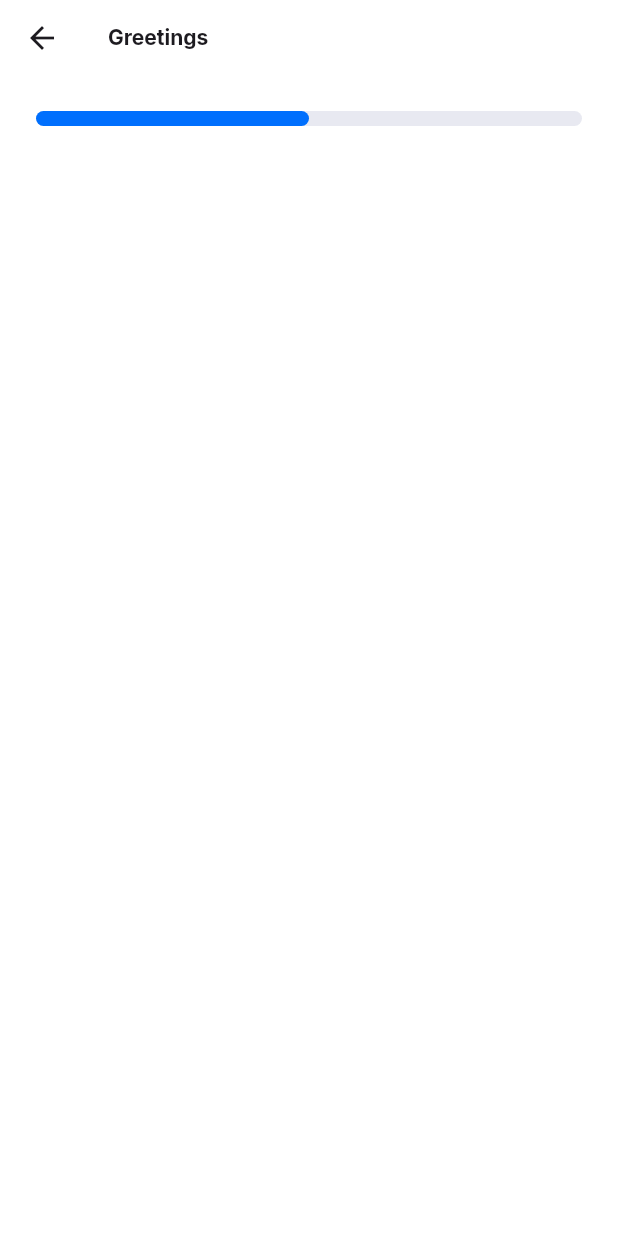
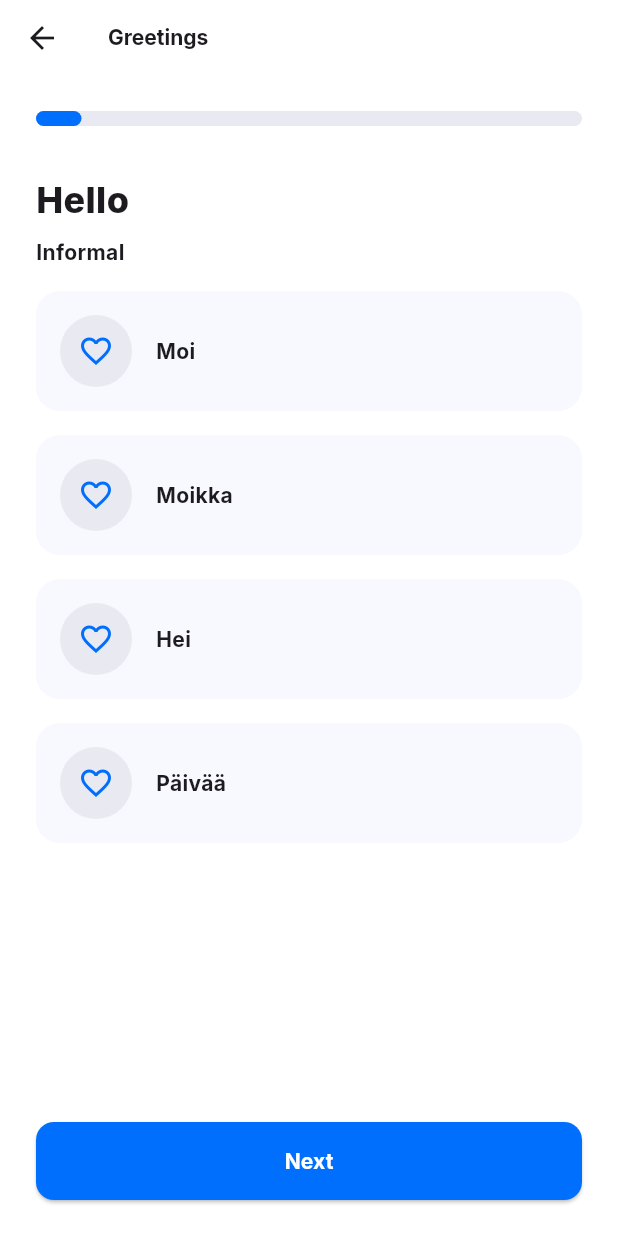
Before and after one commit to gianlucaromeo/finnish-survival, a Flutter app: the screen it shows after launch, after a tap on the "keyboard arrow right" icon, on a phone screen of 412 x 824 dp. Run offline on Flutter 3.47's test engine with Material 3 defaults, Android fonts, the phone set to English and light mode, and no system bars; our stand-ins replace google_fonts.

Commit message:
Added first draft of learn_topic_page

```diff
--- a/finnish_survival/lib/mock_data.dart
+++ b/finnish_survival/lib/mock_data.dart
@@ -1,69 +1,72 @@
-final topics = {
+final topicsFormalInformal = {
   "Greetings": {
     "id": "greetings",
     "learn": {
       "Hello": {
         "id": "hello",
-        "formal": ["Moi", "Moikka", "Hei", "Päivää"],
-        "informal": ["Moro", "Moi", "Heippa", "Heihei"],
+        "informal": ["Moi", "Moikka", "Hei", "Päivää"],
+        "formal": ["Moro", "Moi", "Heippa", "Heihei"],
       },
       "Goodbye": {
         "id": "goodbye",
+        "informal": ["Moikka", "Heippa", "Heihei"],
         "formal": ["Näkemiin", "Hyvästi", "Hei hei"],
-        "informal": ["Moikka", "Heippa", "Heihei"],
       },
       "Thank you": {
         "id": "thank_you",
+        "informal": ["Kiitti", "Kiitos", "Kiitos paljon"],
         "formal": ["Kiitos", "Suuret kiitokset", "Paljon ki"],
-        "informal": ["Kiitti", "Kiitos", "Kiitos paljon"],
       },
       "You're welcome": {
         "id": "youre_welcome",
+        "informal": ["Eipä kestä", "Ei kestä", "Ole hyvä"],
         "formal": ["Ole hyvä", "Ei kestä", "Eipä kestä"],
-        "informal": ["Eipä kestä", "Ei kestä", "Ole hyvä"],
       },
       "Excuse me": {
         "id": "excuse_me",
+        "informal": ["Anteeksi", "Anteeksi, että häiritsen"],
         "formal": ["Anteeksi", "Anteeksi, että häiritsen"],
-        "informal": ["Anteeksi", "Anteeksi, että häiritsen"],
       },
       "I'm sorry": {
         "id": "im_sorry",
+        "informal": ["Olen pahoillani", "Anteeksi"],
         "formal": ["Olen pahoillani", "Anteeksi"],
-        "informal": ["Olen pahoillani", "Anteeksi"],
       },
     },
-    "practice": {
-      "1": {
-        "id": "practice_1",
-        "question": "How do you say 'Hello' in Finnish?",
-        "answers": ["Moi", "Anteeksi", "Kiitos", "Minä"],
-        "correct": "Moi",
-      },
-      "2": {
-        "id": "practice_2",
-        "question": "How do you say 'Goodbye' in Finnish?",
-        "answers": ["Näkemiin", "Hei", "Moi", "Heippa"],
-        "correct": "Näkemiin",
-      },
-    }
   },
   "Family": {
     "id": "family",
-  },
-  "Numbers": {
-    "id": "numbers",
-  },
-  "Days of the Week": {
-    "id": "days_of_the_week",
-  },
-  "Verb To Be": {
-    "id": "verb_to_be",
-  },
-  "Verb To Have": {
-    "id": "verb_to_have",
-  },
-  "Verb To Do": {
-    "id": "verb_to_do",
+    "learn": {
+      "Mother": {
+        "id": "mother",
+        "informal": ["Äiti", "Mutsi", "Äiskä"],
+        "formal": ["Äiti", "Äitini", "Äitimuori"],
+      },
+      "Father": {
+        "id": "father",
+        "informal": ["Isä", "Iskä", "Isi"],
+        "formal": ["Isä", "Isäni", "Isukki"],
+      },
+      "Brother": {
+        "id": "brother",
+        "informal": ["Veli", "Velipoika", "Veljenpoika"],
+        "formal": ["Veli", "Veljeni", "Velipoikani"],
+      },
+      "Sister": {
+        "id": "sister",
+        "informal": ["Sisko", "Siskopuoli", "Siskontytär"],
+        "formal": ["Sisko", "Siskoni", "Siskopuoleni"],
+      },
+      "Grandmother": {
+        "id": "grandmother",
+        "informal": ["Mummi", "Mummo", "Isoäiti"],
+        "formal": ["Mummi", "Isoäiti", "Mummoni"],
+      },
+      "Grandfather": {
+        "id": "grandfather",
+        "informal": ["Pappa", "Vaari", "Isoisä"],
+        "formal": ["Pappa", "Isoisä", "Pappani"],
+      },
+    },
   },
 };
--- a/finnish_survival/lib/screens/learn_page.dart
+++ b/finnish_survival/lib/screens/learn_page.dart
@@ -16,7 +16,7 @@ class LearnPage extends StatelessWidget {
     return Scaffold(
       /// TOP BAR
       appBar: const CustomAppBar(
-        title: "Lorem ipsum",
+        title: "Learn",
       ),
 
       /// OTHER
@@ -30,7 +30,7 @@ class LearnPage extends StatelessWidget {
           children: [
             /// TITLE
             Text(
-              "Lorem ipsum dolor sit amet?",
+              "What do you want to learn today?",
               style: AppFonts.h1,
             ),
 
--- a/finnish_survival/lib/screens/learn_topic_page.dart
+++ b/finnish_survival/lib/screens/learn_topic_page.dart
@@ -1,8 +1,77 @@
+import 'dart:developer';
+
 import 'package:finnish_survival/config/theme.dart';
+import 'package:finnish_survival/extensions.dart';
+import 'package:finnish_survival/mock_data.dart';
 import 'package:finnish_survival/widgets/app_bar.dart';
 import 'package:flutter/material.dart';
 
-class LearnTopicPage extends StatelessWidget {
+class _LearnTopicItem extends StatelessWidget {
+  const _LearnTopicItem({
+    required this.isFavorite,
+    required this.title,
+    required this.onFavoriteTap,
+  });
+
+  final bool isFavorite;
+  final String title;
+  final Function onFavoriteTap;
+
+  @override
+  Widget build(BuildContext context) {
+    return Padding(
+      padding: 16.0.paddingOnlyBottom,
+      child: Row(
+        children: [
+          /// ITEM
+          Expanded(
+            child: Container(
+              decoration: BoxDecoration(
+                color: AppColors.neutralLightLight,
+                borderRadius: BorderRadius.circular(16.0),
+              ),
+              padding: 16.0.paddingAll,
+              child: Row(
+                children: [
+                  /// ICON
+                  Container(
+                    decoration: BoxDecoration(
+                      shape: BoxShape.circle,
+                      color: AppColors.neutralLightMedium,
+                    ),
+                    child: IconButton(
+                      onPressed: () {
+                        log(name: "LearnItem / Favorite Icon", "Tapped");
+                        onFavoriteTap.call();
+                      },
+                      icon: isFavorite
+                          ? const Icon(Icons.favorite_outlined)
+                          : const Icon(Icons.favorite_border_outlined),
+                      color: AppColors.highlightsDarkest,
+                    ),
+                  ),
+                  16.0.horizontalSpace,
+
+                  /// TITLE
+                  Expanded(
+                    child: Text(
+                      title,
+                      maxLines: 3,
+                      overflow: TextOverflow.ellipsis,
+                      style: AppFonts.h4,
+                    ),
+                  ),
+                ],
+              ),
+            ),
+          ),
+        ],
+      ),
+    );
+  }
+}
+
+class LearnTopicPage extends StatefulWidget {
   const LearnTopicPage({
     super.key,
     required this.title,
@@ -11,11 +80,34 @@ class LearnTopicPage extends StatelessWidget {
   final String title;
 
   @override
+  State<LearnTopicPage> createState() => _LearnTopicPageState();
+}
+
+class _LearnTopicPageState extends State<LearnTopicPage> {
+  int _currentStep = 0;
+  bool _isFormal = false;
+
+  late int totalSteps = 0;
+  late Map<String, dynamic> topicData;
+  late String topicTitle;
+  late List<String> topicWords;
+
+  @override
+  void initState() {
+    super.initState();
+    topicData = topicsFormalInformal[widget.title]!["learn"] as Map<String, dynamic>;
+    topicTitle = topicData.keys.elementAt(_currentStep);
+    topicWords = topicData[topicTitle][_isFormal ? "formal" : "informal"]
+        as List<String>;
+    totalSteps = (topicsFormalInformal[widget.title]!["learn"] as Map).keys.length * 2;
+  }
+
+  @override
   Widget build(BuildContext context) {
     return Scaffold(
       /// TOP BAR
       appBar: CustomAppBar(
-        title: title,
+        title: widget.title,
       ),
 
       /// OTHER
@@ -25,16 +117,77 @@ class LearnTopicPage extends StatelessWidget {
       body: Padding(
         padding: AppPadding.scaffoldPadding,
         child: Column(
+          crossAxisAlignment: CrossAxisAlignment.start,
           children: [
             /// STEPS PROGRESS BAR
             LinearProgressIndicator(
-              value: 0.5,
+              value: (_currentStep + 1) / totalSteps,
               minHeight: 10.0,
               borderRadius: BorderRadius.circular(10.0),
               valueColor: AlwaysStoppedAnimation(AppColors.highlightsDarkest),
               backgroundColor: AppColors.neutralLightMedium,
             ),
+            32.0.verticalSpace,
 
+            Text(topicTitle, style: AppFonts.h1),
+            8.0.verticalSpace,
+
+            Text(_isFormal ? "Formal" : "Informal", style: AppFonts.h4),
+            16.0.verticalSpace,
+
+            Expanded(
+              child: SingleChildScrollView(
+                child: Column(
+                  children: [
+                    ...topicWords.map((e) {
+                      return _LearnTopicItem(
+                        isFavorite: false,
+                        title: e,
+                        onFavoriteTap: () {
+                          log(name: "LearnTopicPage / Favorite Icon", "TODO");
+                        },
+                      );
+                    })
+                  ],
+                ),
+              ),
+            ),
+
+            /// BUTTON: NEXT
+            SizedBox(
+              width: double.infinity,
+              child: ElevatedButton(
+                onPressed: () {
+                  setState(() {
+                    _isFormal = !_isFormal;
+                    _currentStep++;
+
+                    if (!_isFormal) {
+                      topicTitle = topicData.keys.elementAt(_currentStep ~/ 2);
+                      topicWords = topicData[topicTitle]["informal"]
+                          as List<String>;
+                    } else {
+                      topicWords = topicData[topicTitle]["formal"]
+                          as List<String>;
+                    }
+                  });
+                },
+                style: ElevatedButton.styleFrom(
+                  backgroundColor: AppColors.highlightsDarkest,
+                  padding: 16.0.paddingAll,
+                  shape: RoundedRectangleBorder(
+                    borderRadius: BorderRadius.circular(12.0),
+                  ),
+                ),
+                child: Text(
+                  "Next",
+                  style: AppFonts.h4.copyWith(
+                    color: AppColors.neutralLightLightest,
+                  ),
+                ),
+              ),
+            ),
+            24.0.verticalSpace,
           ],
         ),
       ),
--- a/finnish_survival/lib/widgets/filter.dart
+++ b/finnish_survival/lib/widgets/filter.dart
@@ -37,7 +37,7 @@ class Filter extends StatelessWidget {
             8.0.horizontalSpace,
 
             /// FILTER TITLE
-            Text("Lorem ipsum", style: AppFonts.bodyS),
+            Text("Filter", style: AppFonts.bodyS),
             12.0.horizontalSpace,
 
             /// FILTERS NUMBERS OR ARROW
--- a/finnish_survival/lib/widgets/learn_topics_list.dart
+++ b/finnish_survival/lib/widgets/learn_topics_list.dart
@@ -117,10 +117,10 @@ class LearnTopicsList extends StatelessWidget {
         child: Column(
           children: [
             ...List.generate(
-              topics.keys.length,
+              topicsFormalInformal.keys.length,
               (index) {
                 return _LearnTopicItem(
-                  title: topics.keys.elementAt(index),
+                  title: topicsFormalInformal.keys.elementAt(index),
                   isComplete: Random().nextBool(),
                   isFavorite: Random().nextBool(),
                   onTap: () {
@@ -128,7 +128,7 @@ class LearnTopicsList extends StatelessWidget {
                     Navigator.of(context).push(
                       MaterialPageRoute(
                         builder: (context) => LearnTopicPage(
-                          title: topics.keys.elementAt(index),
+                          title: topicsFormalInformal.keys.elementAt(index),
                         ),
                       ),
                     );
```
